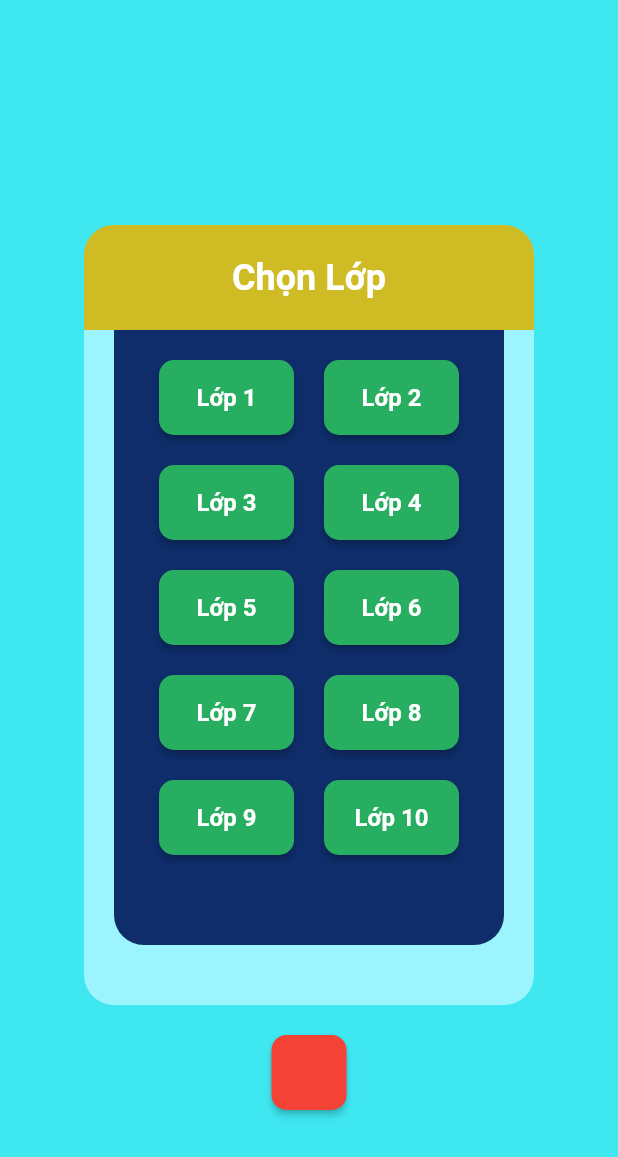
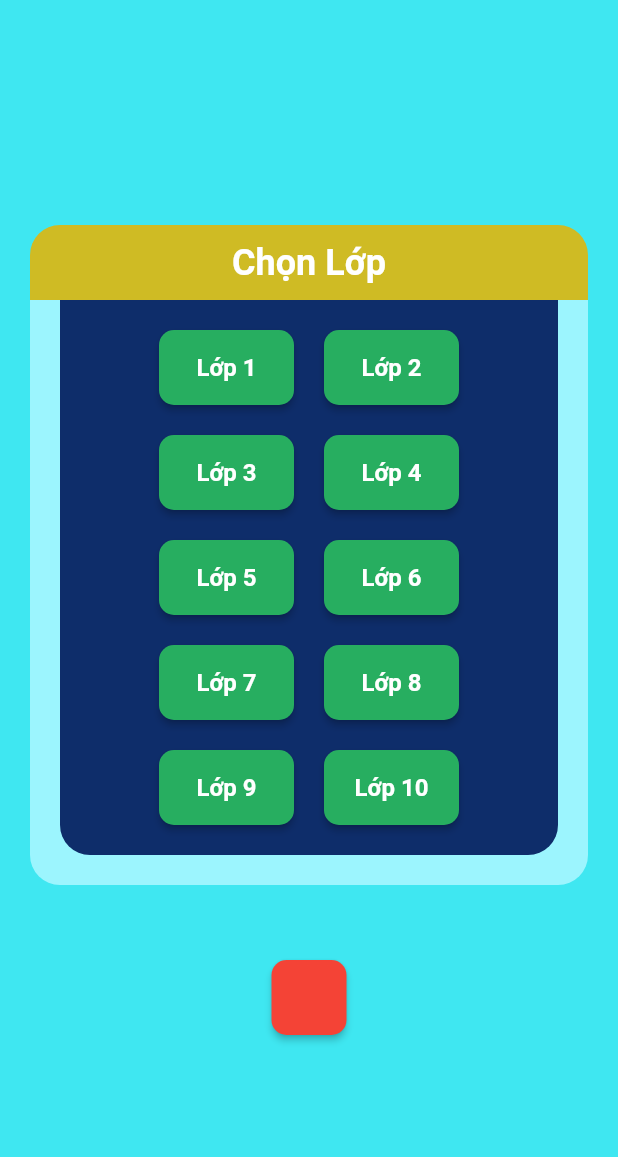
Before and after one commit to truonganhhoang/INT3120-2-2020, a Flutter app: the OptionClass screen opened directly, on a phone screen of 412 x 824 dp. Shown: the top 1157 px of the screen. Run offline on Flutter 3.47's test engine with Material 2 defaults, Android fonts, the phone set to English and light mode, and no system bars.

Commit message:
sửa lỗi màn hình tràn

```diff
--- a/21/bucha_app/lib/widgets/options/OptionAdvance.dart
+++ b/21/bucha_app/lib/widgets/options/OptionAdvance.dart
@@ -12,7 +12,7 @@ class Option extends StatelessWidget {
   @override
   Widget build(BuildContext context) {
     return Container(
-        width: 160.0,
+        width: 150.0,
         height: 60.0,
         margin: const EdgeInsets.only(top: 20.0,left: 5.0 , right: 5.0),
         child: new RaisedButton(
@@ -61,7 +61,7 @@ class _OptionAdvanceState extends State<OptionAdvance> {
           Container(
             margin: const EdgeInsets.only(
                 left: 20.0, right: 20.0),
-            height: 60.0,
+            height: 80.0,
             decoration: BoxDecoration(
                 color: Color(0xffF76C57),
                 borderRadius: BorderRadius.only(
--- a/21/bucha_app/lib/widgets/options/OptionClass.dart
+++ b/21/bucha_app/lib/widgets/options/OptionClass.dart
@@ -1,3 +1,4 @@
+import 'package:flutter/cupertino.dart';
 import 'package:flutter/material.dart';
 
 import '../../main.dart';
@@ -48,8 +49,8 @@ class _OptionClassState extends State<OptionClass> {
           children: <Widget>[
             new Padding(padding: const EdgeInsets.only(top: 150)),
             Container(
-              width: 300.0,
-              height: 70.0,
+              height: 50.0,
+              margin: const EdgeInsets.only(right: 20.0,left: 20.0),
               decoration: BoxDecoration(
                   color: Color(0xffCFBB24),
                   borderRadius: BorderRadius.only(
@@ -70,8 +71,9 @@ class _OptionClassState extends State<OptionClass> {
               ),
             ),
             Container(
-              width: 300.0,
-              height: 450.0,
+
+              margin:
+                  const EdgeInsets.only(left: 20.0, right: 20.0, bottom: 30.0),
               decoration: BoxDecoration(
                 color: Color(0xff9CF5FE),
                 borderRadius: BorderRadius.only(
@@ -80,14 +82,17 @@ class _OptionClassState extends State<OptionClass> {
               ),
               child: Container(
                 margin: const EdgeInsets.only(
-                    left: 20.0, right: 20.0, bottom: 40.0),
+                    left: 20.0, right: 20.0, bottom: 20.0),
                 decoration: BoxDecoration(
                   color: Color(0xff0E2D6A),
                   borderRadius: BorderRadius.only(
                       bottomLeft: Radius.circular(20.0),
                       bottomRight: Radius.circular(20.0)),
                 ),
-                child: new Column(
+                child: Container(
+                  margin: const EdgeInsets.only(bottom: 20.0),
+                  child:
+                    Column(
                       children: [
                         Row(
                           mainAxisAlignment: MainAxisAlignment.center,
@@ -151,6 +156,8 @@ class _OptionClassState extends State<OptionClass> {
                         ),
                       ],
                     ),
+
+                )
               ),
             ),
             Container(
@@ -158,9 +165,10 @@ class _OptionClassState extends State<OptionClass> {
               height: 50.0,
               margin: const EdgeInsets.only(top: 20.0),
               child: RaisedButton(
-                onPressed: () {Navigator.push(context, new MaterialPageRoute(
-                    builder: (context) => HomePage()
-                ));},
+                onPressed: () {
+                  Navigator.push(context,
+                      new MaterialPageRoute(builder: (context) => HomePage()));
+                },
                 shape: new RoundedRectangleBorder(
                     borderRadius: BorderRadius.circular(10.0)),
                 color: Colors.red,
```
Lines whose indentation alone changed are shown as unchanged.
